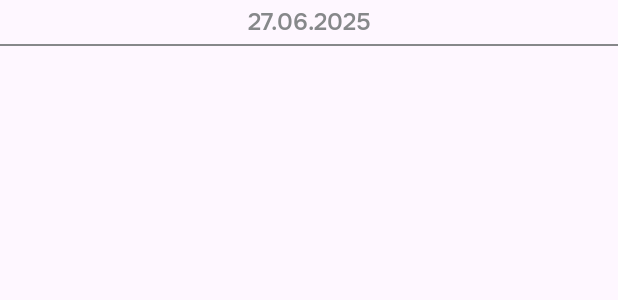
After one commit to Detrig/Reminder, an Android app: the layout tasks_with_date_rc_view_item.xml on its own in the app's theme, with its tools: preview values and no code run, on a phone screen of 412 x 824 dp. The commit adds this screen. Shown: the top 300 px of the screen. Run offline under Robolectric (Android 15) with nearby library versions, the phone set to English and light mode, and no system bars.

Commit message:
TasksWithDate recycler view

```diff
--- a/app/src/main/java/github/detrig/reminder/presentation/tasksList/di/TasksListModule.kt
+++ b/app/src/main/java/github/detrig/reminder/presentation/tasksList/di/TasksListModule.kt
@@ -23,5 +23,4 @@ class ProvideTasksListViewModel(val core: Core, next: ProvideViewModel) : Abstra
     TasksListViewModel::class.java
 ) {
     override fun module(): Module<*> = TasksListModule(core)
-
 }
--- a/app/src/main/res/layout/fragment_tasks_list.xml
+++ b/app/src/main/res/layout/fragment_tasks_list.xml
@@ -19,7 +19,7 @@
 
 
     <androidx.recyclerview.widget.RecyclerView
-        android:id="@+id/tasksRcView"
+        android:id="@+id/tasksWithDateRcView"
         android:layout_width="match_parent"
         android:layout_height="0dp"
         android:layout_marginTop="8dp"
--- /dev/null
+++ b/app/src/main/res/layout/tasks_with_date_rc_view_item.xml
@@ -0,0 +1,42 @@
+<?xml version="1.0" encoding="utf-8"?>
+<androidx.constraintlayout.widget.ConstraintLayout xmlns:android="http://schemas.android.com/apk/res/android"
+    xmlns:app="http://schemas.android.com/apk/res-auto"
+    android:layout_width="match_parent"
+    android:layout_height="wrap_content"
+    xmlns:tools="http://schemas.android.com/tools">
+
+    <TextView
+        android:id="@+id/tasksDateTV"
+        style="@style/TextViewMediumStyle"
+        android:layout_width="match_parent"
+        android:layout_height="wrap_content"
+        android:padding="4dp"
+        android:textColor="@color/medium_gray"
+        android:gravity="center_horizontal"
+        app:layout_constraintEnd_toEndOf="parent"
+        app:layout_constraintStart_toStartOf="parent"
+        app:layout_constraintTop_toTopOf="parent"
+        tools:text="27.06.2025" />
+
+    <View
+        android:id="@+id/underDateLine"
+        android:layout_width="match_parent"
+        android:layout_height="1dp"
+        android:background="@color/medium_gray"
+        app:layout_constraintTop_toBottomOf="@id/tasksDateTV"
+        app:layout_constraintStart_toStartOf="@id/tasksDateTV"
+        app:layout_constraintEnd_toEndOf="@id/tasksDateTV"/>
+
+    <androidx.recyclerview.widget.RecyclerView
+        android:id="@+id/tasksRcView"
+        android:layout_width="match_parent"
+        android:layout_height="wrap_content"
+        android:layout_marginTop="4dp"
+        android:layout_marginBottom="8dp"
+        app:layoutManager="androidx.recyclerview.widget.LinearLayoutManager"
+        app:layout_constraintTop_toBottomOf="@id/underDateLine"
+        app:layout_constraintStart_toStartOf="parent"
+        app:layout_constraintBottom_toBottomOf="parent"
+        app:layout_constraintEnd_toEndOf="parent" />
+
+</androidx.constraintlayout.widget.ConstraintLayout>
--- a/app/src/main/res/values/colors.xml
+++ b/app/src/main/res/values/colors.xml
@@ -10,5 +10,6 @@
 
 
     <color name="bottom_nav_background">#FFFFFFFF</color>
+    <color name="medium_gray">#86888A</color>
 
 </resources>
```
Also changed, not shown: app/src/main/java/github/detrig/reminder/presentation/tasksList/TasksListFragment.kt (+5 -8 lines), app/src/main/java/github/detrig/reminder/presentation/tasksList/TasksWithDatesRcViewAdapter.kt (added, +118 -0 lines), app/src/main/res/layout/fragment_calendar.xml (+0 -12 lines).
